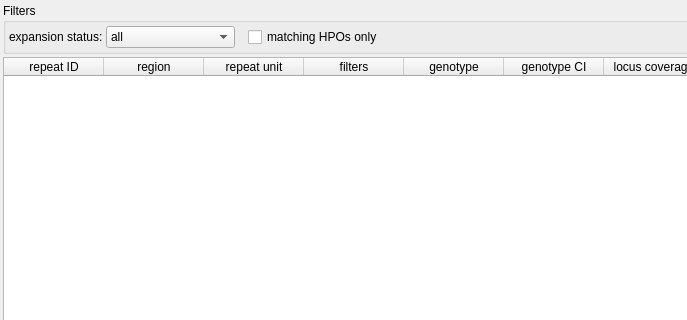
First picture: the form in src/GSvar/RepeatExpansionWidget.ui, repository imgag/ngs-bits, before the edit; both pictures show x 0 to 687 and y 0 to 320 of the 1300 by 920 pixel window.
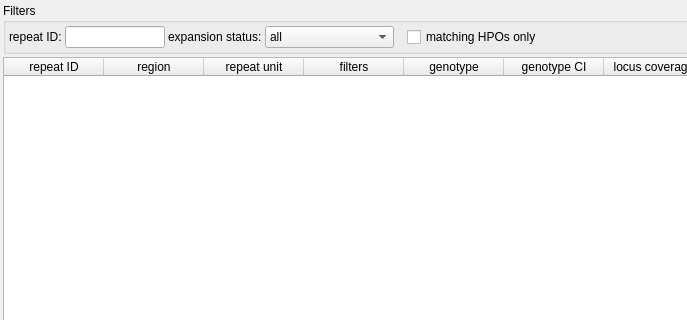
Second picture: the form after the edit.

Patch:
```diff
--- a/src/GSvar/RepeatExpansionWidget.ui
+++ b/src/GSvar/RepeatExpansionWidget.ui
@@ -65,6 +65,23 @@
       <property name="bottomMargin">
        <number>3</number>
       </property>
+      <item>
+       <widget class="QLabel" name="label_2">
+        <property name="text">
+         <string>repeat ID:</string>
+        </property>
+       </widget>
+      </item>
+      <item>
+       <widget class="QLineEdit" name="filter_id">
+        <property name="maximumSize">
+         <size>
+          <width>100</width>
+          <height>16777215</height>
+         </size>
+        </property>
+       </widget>
+      </item>
       <item>
        <widget class="QLabel" name="label">
         <property name="text">
```
